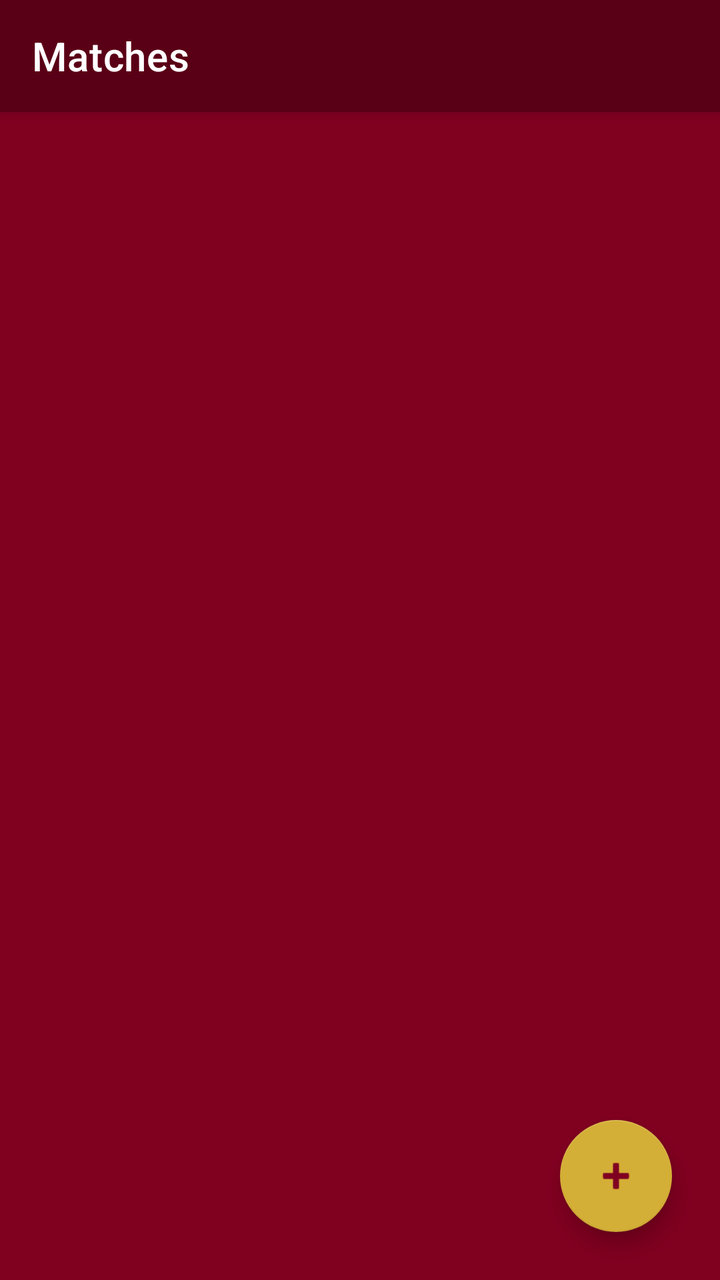
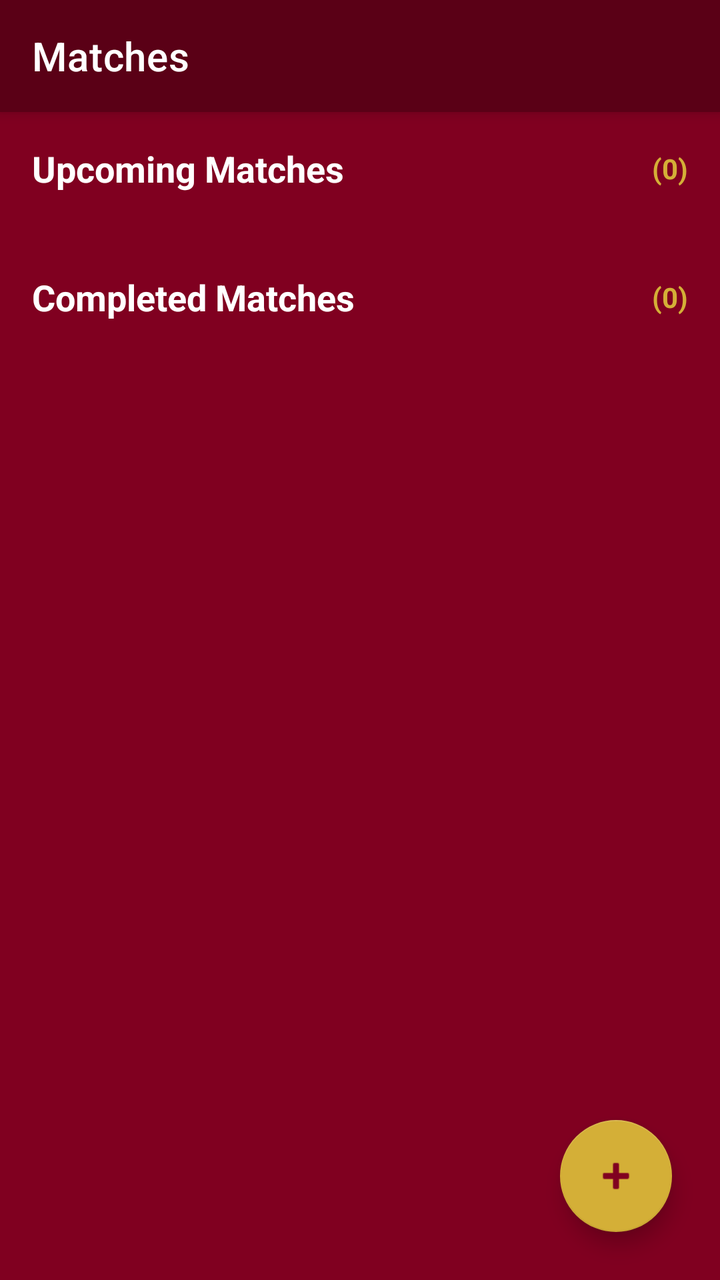

Compare the two renders of this Android layout. The source of the first and the diff that turns it into the second are given below.
<!-- AndroidManifest.xml: application theme Theme.KickOff -->
<!-- res/layout/activity_match_list.xml -->
<androidx.constraintlayout.widget.ConstraintLayout xmlns:android="http://schemas.android.com/apk/res/android"
    xmlns:app="http://schemas.android.com/apk/res-auto"
    android:layout_width="match_parent"
    android:layout_height="match_parent"
    android:background="@color/primaryMaroon">

    <com.google.android.material.appbar.MaterialToolbar
        android:id="@+id/toolbar"
        android:layout_width="match_parent"
        android:layout_height="?attr/actionBarSize"
        android:background="@color/darkMaroon"
        android:elevation="4dp"
        android:theme="@style/ThemeOverlay.MaterialComponents.Dark.ActionBar"
        app:layout_constraintTop_toTopOf="parent"
        app:title="Matches"
        app:titleCentered="@android:bool/config_enableMaterialDesignInPackageInstaller"
        app:titleTextColor="@color/white" />

    <androidx.recyclerview.widget.RecyclerView
        android:id="@+id/recyclerMatches"
        android:layout_width="match_parent"
        android:layout_height="0dp"
        android:clipToPadding="false"
        android:paddingVertical="8dp"
        android:layoutAnimation="@anim/layout_animation_fall_down"
        app:layout_constraintBottom_toTopOf="@id/btnGenerateFixtures"
        app:layout_constraintTop_toBottomOf="@id/toolbar" />

    <ProgressBar
        android:id="@+id/progressBar"
        android:layout_width="wrap_content"
        android:layout_height="wrap_content"
        android:visibility="gone"
        app:layout_constraintBottom_toBottomOf="parent"
        app:layout_constraintEnd_toEndOf="parent"
        app:layout_constraintStart_toStartOf="parent"
        app:layout_constraintTop_toBottomOf="@id/toolbar" />

    <TextView
        android:id="@+id/tvEmpty"
        android:layout_width="wrap_content"
        android:layout_height="wrap_content"
        android:text="No matches recorded"
        android:textColor="@color/accentGold"
        android:textSize="16sp"
        android:visibility="gone"
        app:layout_constraintBottom_toBottomOf="parent"
        app:layout_constraintEnd_toEndOf="parent"
        app:layout_constraintStart_toStartOf="parent"
        app:layout_constraintTop_toBottomOf="@id/toolbar" />

    <com.google.android.material.button.MaterialButton
        android:id="@+id/btnGenerateFixtures"
        android:layout_width="match_parent"
        android:layout_height="wrap_content"
        android:layout_margin="16dp"
        android:text="Generate Fixtures"
        android:visibility="gone"
        android:backgroundTint="@color/accentGold"
        android:textColor="@color/primaryMaroon"
        app:layout_constraintBottom_toBottomOf="parent" />

    <com.google.android.material.floatingactionbutton.FloatingActionButton
        android:id="@+id/btnAddMatch"
        android:layout_width="wrap_content"
        android:layout_height="wrap_content"
        android:layout_margin="24dp"
        android:contentDescription="Add Match"
        android:src="@android:drawable/ic_input_add"
        app:backgroundTint="@color/accentGold"
        app:layout_constraintBottom_toTopOf="@id/btnGenerateFixtures"
        app:layout_constraintEnd_toEndOf="parent"
        app:tint="@color/primaryMaroon" />

</androidx.constraintlayout.widget.ConstraintLayout>
<!-- resources referenced by this layout -->
<resources>
  <color name="accentGold">#D4AF37</color>
  <color name="darkMaroon">#5A0016</color>
  <color name="primaryMaroon">#800020</color>
  <color name="white">#FFFFFF</color>
  <style name="Theme.KickOff" parent="Theme.MaterialComponents.DayNight.NoActionBar">
          <item name="colorPrimary">@color/primaryMaroon</item>
          <item name="colorPrimaryVariant">@color/darkMaroon</item>
          <item name="colorOnPrimary">@color/white</item>
          <item name="colorSecondary">@color/accentGold</item>
      </style>
</resources>

<!-- the commit's change to res/layout/activity_match_list.xml (unified diff, before → after) -->
@@ -1,3 +1,4 @@
+<?xml version="1.0" encoding="utf-8"?>
 <androidx.constraintlayout.widget.ConstraintLayout xmlns:android="http://schemas.android.com/apk/res/android"
     xmlns:app="http://schemas.android.com/apk/res-auto"
     android:layout_width="match_parent"
@@ -16,33 +17,108 @@
         app:titleCentered="@android:bool/config_enableMaterialDesignInPackageInstaller"
         app:titleTextColor="@color/white" />
 
-    <androidx.recyclerview.widget.RecyclerView
-        android:id="@+id/recyclerMatches"
+    <androidx.core.widget.NestedScrollView
         android:layout_width="match_parent"
         android:layout_height="0dp"
-        android:clipToPadding="false"
-        android:paddingVertical="8dp"
-        android:layoutAnimation="@anim/layout_animation_fall_down"
         app:layout_constraintBottom_toTopOf="@id/btnGenerateFixtures"
-        app:layout_constraintTop_toBottomOf="@id/toolbar" />
+        app:layout_constraintTop_toBottomOf="@id/toolbar">
+
+        <LinearLayout
+            android:layout_width="match_parent"
+            android:layout_height="wrap_content"
+            android:orientation="vertical"
+            android:paddingBottom="80dp">
+
+            
+            <LinearLayout
+                android:layout_width="match_parent"
+                android:layout_height="wrap_content"
+                android:orientation="horizontal"
+                android:padding="16dp"
+                android:gravity="center_vertical">
+                <TextView
+                    android:id="@+id/tvUpcomingLabel"
+                    android:layout_width="0dp"
+                    android:layout_height="wrap_content"
+                    android:layout_weight="1"
+                    android:text="Upcoming Matches"
+                    android:textColor="@color/white"
+                    android:textSize="18sp"
+                    android:textStyle="bold" />
+                <TextView
+                    android:id="@+id/tvUpcomingCount"
+                    android:layout_width="wrap_content"
+                    android:layout_height="wrap_content"
+                    android:text="(0)"
+                    android:textColor="@color/accentGold"
+                    android:textStyle="bold" />
+            </LinearLayout>
+
+            <androidx.recyclerview.widget.RecyclerView
+                android:id="@+id/recyclerUpcoming"
+                android:layout_width="match_parent"
+                android:layout_height="wrap_content"
+                android:nestedScrollingEnabled="false" />
+
+            <TextView
+                android:id="@+id/tvEmptyUpcoming"
+                android:layout_width="match_parent"
+                android:layout_height="wrap_content"
+                android:gravity="center"
+                android:padding="32dp"
+                android:text="No upcoming matches"
+                android:textColor="@color/lightGold"
+                android:visibility="gone" />
+
+            
+            <LinearLayout
+                android:layout_width="match_parent"
+                android:layout_height="wrap_content"
+                android:orientation="horizontal"
+                android:padding="16dp"
+                android:layout_marginTop="8dp"
+                android:gravity="center_vertical">
+                <TextView
+                    android:id="@+id/tvCompletedLabel"
+                    android:layout_width="0dp"
+                    android:layout_height="wrap_content"
+                    android:layout_weight="1"
+                    android:text="Completed Matches"
+                    android:textColor="@color/white"
+                    android:textSize="18sp"
+                    android:textStyle="bold" />
+                <TextView
+                    android:id="@+id/tvCompletedCount"
+                    android:layout_width="wrap_content"
+                    android:layout_height="wrap_content"
+                    android:text="(0)"
+                    android:textColor="@color/accentGold"
+                    android:textStyle="bold" />
+            </LinearLayout>
+
+            <androidx.recyclerview.widget.RecyclerView
+                android:id="@+id/recyclerCompleted"
+                android:layout_width="match_parent"
+                android:layout_height="wrap_content"
+                android:nestedScrollingEnabled="false" />
+
+            <TextView
+                android:id="@+id/tvEmptyCompleted"
+                android:layout_width="match_parent"
+                android:layout_height="wrap_content"
+                android:gravity="center"
+                android:padding="32dp"
+                android:text="No completed matches"
+                android:textColor="@color/lightGold"
+                android:visibility="gone" />
+
+        </LinearLayout>
+    </androidx.core.widget.NestedScrollView>
 
     <ProgressBar
         android:id="@+id/progressBar"
         android:layout_width="wrap_content"
         android:layout_height="wrap_content"
-        android:visibility="gone"
-        app:layout_constraintBottom_toBottomOf="parent"
-        app:layout_constraintEnd_toEndOf="parent"
-        app:layout_constraintStart_toStartOf="parent"
-        app:layout_constraintTop_toBottomOf="@id/toolbar" />
-
-    <TextView
-        android:id="@+id/tvEmpty"
-        android:layout_width="wrap_content"
-        android:layout_height="wrap_content"
-        android:text="No matches recorded"
-        android:textColor="@color/accentGold"
-        android:textSize="16sp"
         android:visibility="gone"
         app:layout_constraintBottom_toBottomOf="parent"
         app:layout_constraintEnd_toEndOf="parent"
<!-- resource entries referenced after the edit -->
@@ -2,6 +2,7 @@
 <resources>
   <color name="accentGold">#D4AF37</color>
   <color name="darkMaroon">#5A0016</color>
+  <color name="lightGold">#FFF4D1</color>
   <color name="primaryMaroon">#800020</color>
   <color name="white">#FFFFFF</color>
   <style name="Theme.KickOff" parent="Theme.MaterialComponents.DayNight.NoActionBar">
